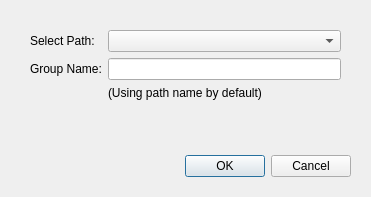
Old version of the form Code/Source/Plugins/org.sv.gui.qt.segmentation/src/internal/svContourGroupCreate.ui in the repository SimVascular/SimVascular.
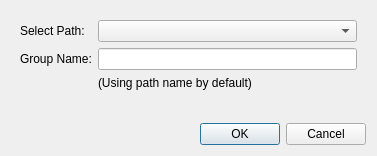
New version of the form.

Commit message: use qt layout for all gui to avoid small size in Windows

Patch:
```diff
--- a/Code/Source/Plugins/org.sv.gui.qt.segmentation/src/internal/svContourGroupCreate.ui
+++ b/Code/Source/Plugins/org.sv.gui.qt.segmentation/src/internal/svContourGroupCreate.ui
@@ -9,38 +9,16 @@
    <rect>
     <x>0</x>
     <y>0</y>
-    <width>371</width>
-    <height>197</height>
+    <width>377</width>
+    <height>156</height>
    </rect>
   </property>
   <property name="windowTitle">
    <string>Create Contour Group</string>
   </property>
-  <widget class="QDialogButtonBox" name="buttonBox">
-   <property name="geometry">
-    <rect>
-     <x>10</x>
-     <y>150</y>
-     <width>341</width>
-     <height>32</height>
-    </rect>
-   </property>
-   <property name="orientation">
-    <enum>Qt::Horizontal</enum>
-   </property>
-   <property name="standardButtons">
-    <set>QDialogButtonBox::Cancel|QDialogButtonBox::Ok</set>
-   </property>
-  </widget>
+  <layout class="QVBoxLayout" name="verticalLayout">
+   <item>
   <widget class="QWidget" name="widget" native="true">
-   <property name="geometry">
-    <rect>
-     <x>30</x>
-     <y>30</y>
-     <width>311</width>
-     <height>101</height>
-    </rect>
-   </property>
    <layout class="QFormLayout" name="formLayout">
     <item row="0" column="0">
      <widget class="QLabel" name="label">
@@ -75,6 +53,18 @@
     </item>
    </layout>
   </widget>
+   </item>
+   <item>
+    <widget class="QDialogButtonBox" name="buttonBox">
+     <property name="orientation">
+      <enum>Qt::Horizontal</enum>
+     </property>
+     <property name="standardButtons">
+      <set>QDialogButtonBox::Cancel|QDialogButtonBox::Ok</set>
+     </property>
+    </widget>
+   </item>
+  </layout>
  </widget>
  <resources/>
  <connections/>
```
Lines whose indentation alone changed are shown as unchanged. The commit also changes 8 other files.
